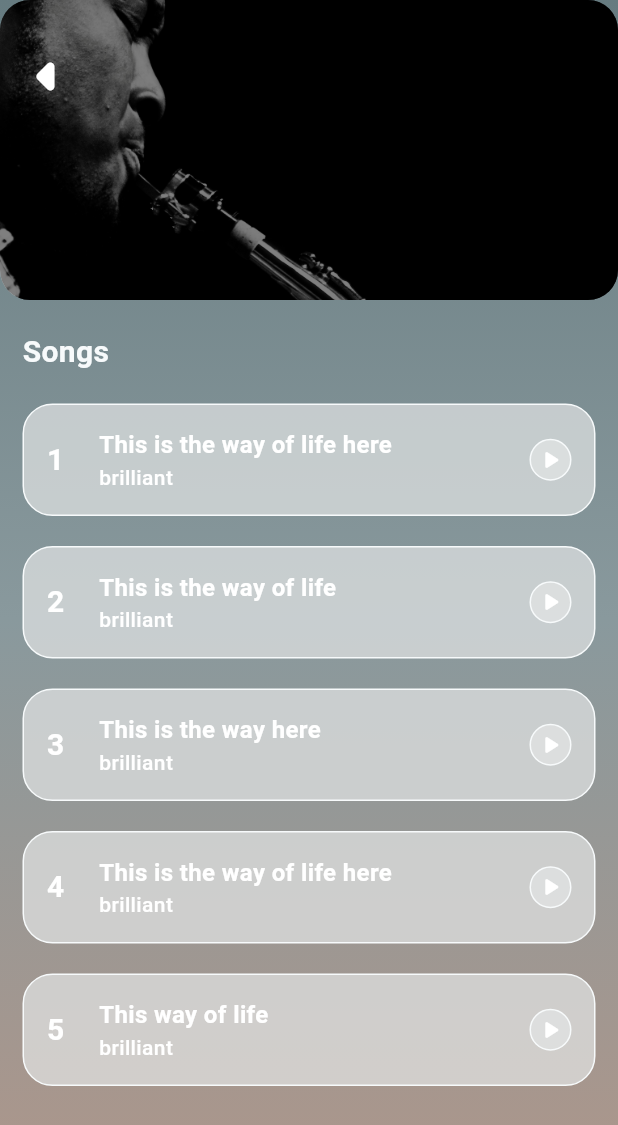
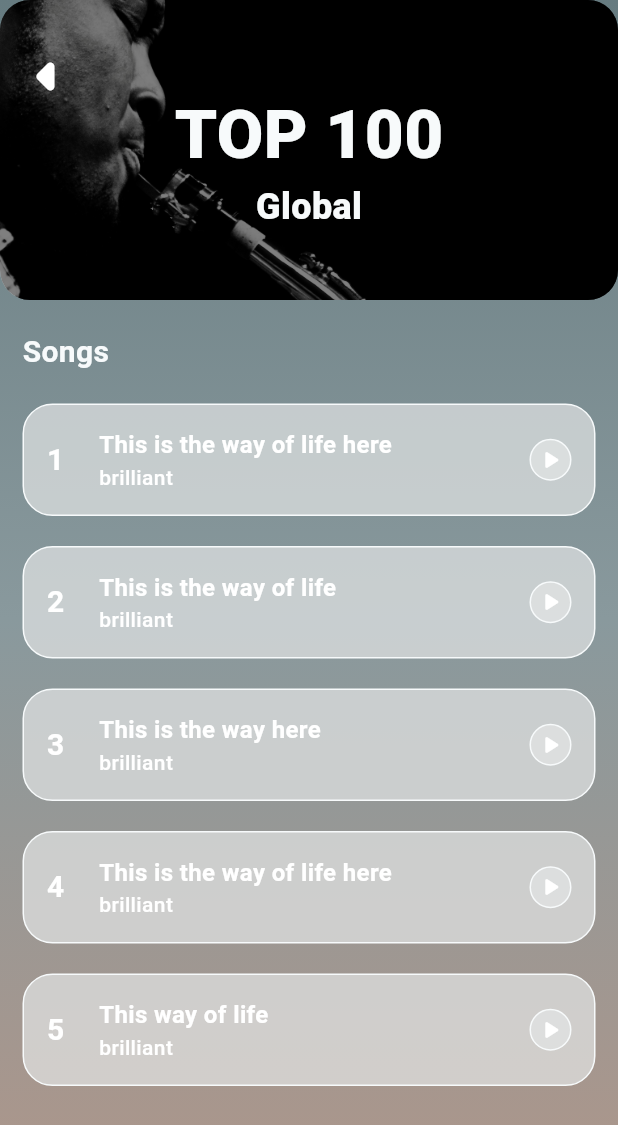
Before and after one commit to kwakyebrilliant/play, a Flutter app: the ChartDetailsPage screen opened directly, on a phone screen of 412 x 824 dp. Shown: the top 1125 px of the screen. Run offline on Flutter 3.47's test engine with Material 3 defaults, Android fonts, the phone set to English and light mode, and no system bars.

Commit message:
chartdetails updates

```diff
--- a/lib/screens/library/chartdetails_page.dart
+++ b/lib/screens/library/chartdetails_page.dart
@@ -1,4 +1,5 @@
 import 'package:flutter/material.dart';
+import 'package:flutter/widgets.dart';
 
 class ChartDetailsPage extends StatefulWidget {
   const ChartDetailsPage({super.key});
@@ -63,6 +64,37 @@ class _ChartDetailsPageState extends State<ChartDetailsPage> {
                           size: 62.0,
                           color: Colors.white,
                         ),
+                      ),
+                    ),
+
+                    //header text starts here
+                    const Positioned(
+                      bottom: 45.0,
+                      left: 0.0,
+                      right: 0.0,
+                      child: Column(
+                        mainAxisAlignment: MainAxisAlignment.center,
+                        children: [
+                          //first text
+                          Text(
+                            'TOP 100',
+                            style: TextStyle(
+                              fontSize: 45.0,
+                              fontWeight: FontWeight.w800,
+                              color: Color(0xFFF7fAFB),
+                            ),
+                          ),
+
+                          //second text
+                          Text(
+                            'Global',
+                            style: TextStyle(
+                              fontSize: 24.0,
+                              fontWeight: FontWeight.w800,
+                              color: Color(0xFFF7fAFB),
+                            ),
+                          ),
+                        ],
                       ),
                     ),
                   ],
```
